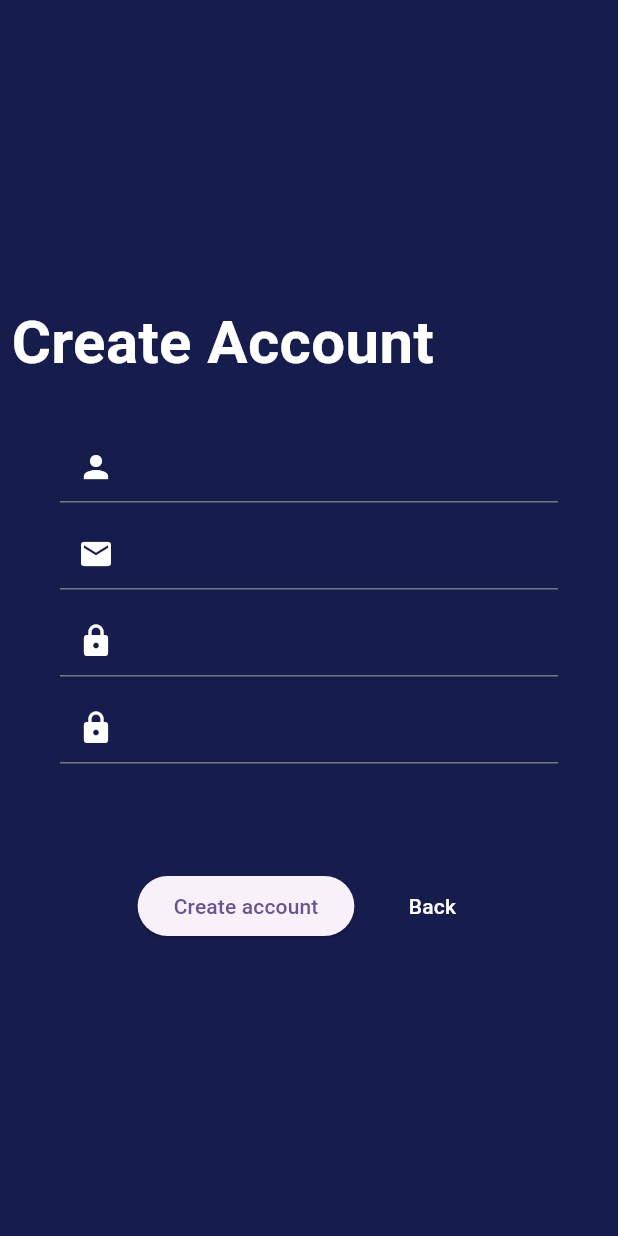
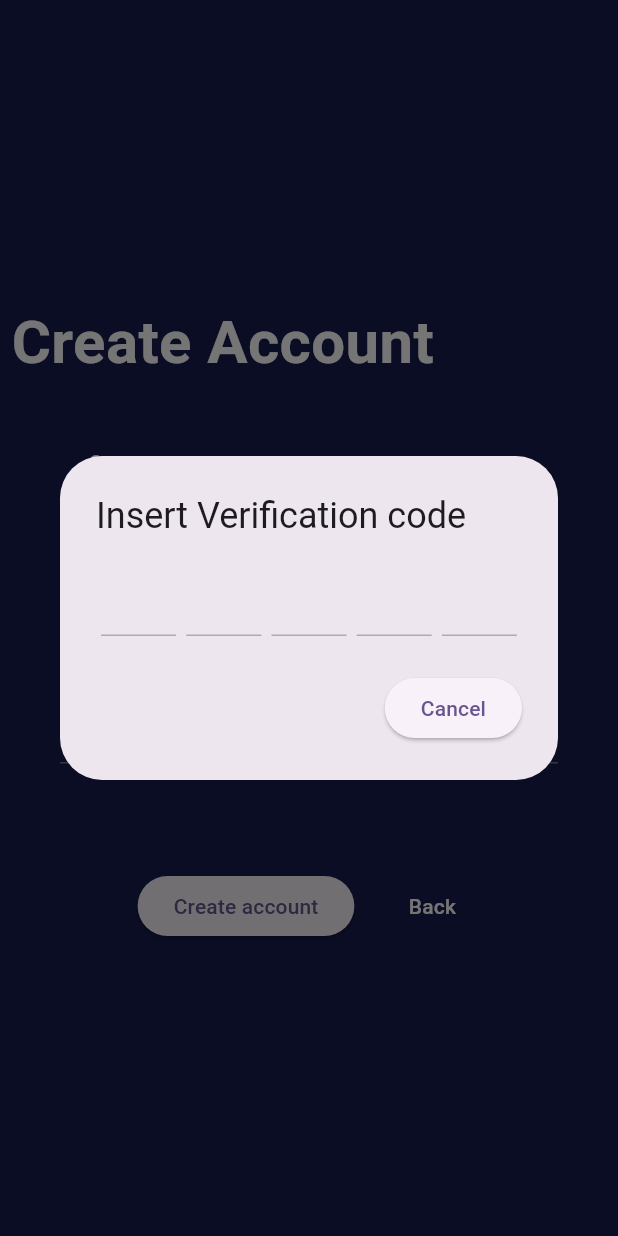
Before and after one commit to Solex02/mog_flutter, a Flutter app: the SingUpPage screen opened directly, after a tap on "Create account", on a phone screen of 412 x 824 dp. Run offline on Flutter 3.47's test engine with Material 3 defaults, Android fonts, the phone set to English and light mode, and no system bars; drawn by our look-alikes of otp_text_field.

Commit message:
Added Email verification (still in progress)

```diff
--- a/lib/main.dart
+++ b/lib/main.dart
@@ -1,5 +1,6 @@
 import 'package:flutter/material.dart';
-import 'package:mog_flutter/pages/base.dart';
+import 'package:mog_flutter/pages/singup.dart';
+
 
 void main() {
   runApp(const MyApp());
@@ -15,7 +16,7 @@ class MyApp extends StatelessWidget {
         colorScheme: ColorScheme.fromSeed(seedColor: Colors.deepPurple),
         useMaterial3: true,
       ),
-      home: const NamePage(title: 'Flutter Demo Home Page'),
+      home: const SingUpPage(),
     );
   }
 }
--- a/lib/pages/singup.dart
+++ b/lib/pages/singup.dart
@@ -1,7 +1,10 @@
 import 'package:flutter/material.dart';
+import 'package:mog_flutter/others/resendController.dart';
 import 'package:mog_flutter/pages/login.dart';
 import 'package:mog_flutter/widgets/TextField.dart';
 import 'package:mog_flutter/others/supabaseController.dart';
+import 'package:otp_text_field/otp_field.dart';
+import 'package:otp_text_field/style.dart';
 
 class SingUpPage extends StatefulWidget {
   const SingUpPage({super.key});
@@ -18,9 +21,15 @@ class _SingUpPageState extends State<SingUpPage> {
   final passwordController = TextEditingController();
   final comfirmPasswordController = TextEditingController();
 
+  final verificationController = TextEditingController();
+
   String error = "";
 
   final supabaseController supa = supabaseController();
+  final resendController resend = resendController();
+
+  final String apiUrl = 'https://api.resend.com/emails';
+  final String apiKey = "re_HCsSoSaD_Gh5rBokiYX37qmB47XReHzCT";
 
   void createAccount() {
     if (emailController.text.isNotEmpty &&
@@ -32,6 +41,24 @@ class _SingUpPageState extends State<SingUpPage> {
         error = supa.showError();
         supa.error = "";
       });
+    }
+    sendEmail();
+  }
+
+  void codeVerification(pin){
+    if(pin == resend.getVerifyCode()){
+      print("correct");
+    }
+    else{
+      print("incorrect");
+    }
+  }
+
+  void sendEmail() {
+    if (emailController.text.isNotEmpty &&
+        passwordController.text.isNotEmpty &&
+        userNameController.text.isNotEmpty) {
+      resend.postData(userNameController.text, emailController.text);
     }
   }
 
@@ -100,7 +127,36 @@ class _SingUpPageState extends State<SingUpPage> {
         children: [
           ElevatedButton(
               onPressed: () {
-                createAccount();
+                //createAccount();
+                showDialog(
+                  //if set to true allow to close popup by tapping out of the popup
+                  barrierDismissible: false,
+                  context: context,
+                  builder: (BuildContext context) => AlertDialog(
+                    title: Text("Insert Verification code"),
+                    content: OTPTextField(
+                      length: 5,
+                      width: MediaQuery.of(context).size.width,
+                      fieldWidth: 50,
+                      style: TextStyle(fontSize: 17),
+                      textFieldAlignment: MainAxisAlignment.spaceAround,
+                      fieldStyle: FieldStyle.underline,
+                      onCompleted: (pin) {
+                        codeVerification(pin);
+                      },
+                    ),
+                    actions: [
+
+                      ElevatedButton(
+                        child: Text("Cancel"),
+                        onPressed: () {
+                          Navigator.of(context).pop();
+                        },
+                      )
+                    ],
+                    elevation: 24,
+                  ),
+                );
               },
               child: Text("Create account")),
           SizedBox(
--- a/pubspec.yaml
+++ b/pubspec.yaml
@@ -35,6 +35,8 @@ dependencies:
   # The following adds the Cupertino Icons font to your application.
   # Use with the CupertinoIcons class for iOS style icons.
   cupertino_icons: ^1.0.2
+  http: ^1.1.0
+  otp_text_field: ^1.1.3
 
 dev_dependencies:
   flutter_test:
```
Also changed, not shown: lib/others/resendController.dart (added, +36 -0 lines), lib/others/supabaseController.dart (line endings or trailing spaces), pubspec.lock.
